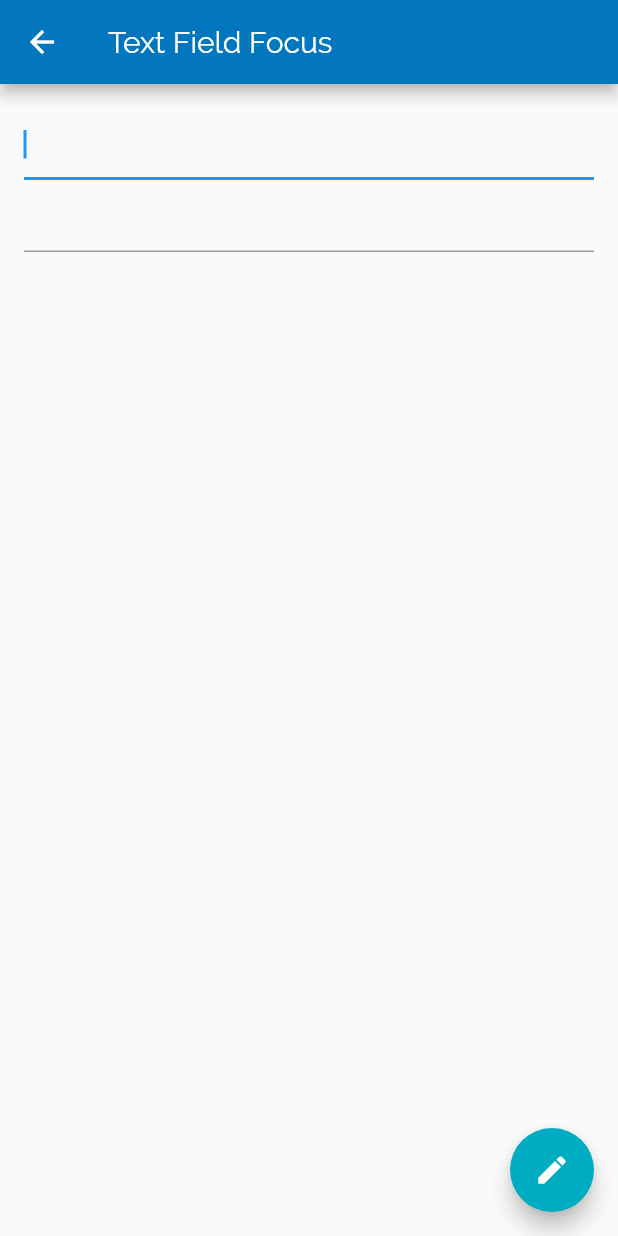
After one commit to MudOnTire/flutter_demos, a Flutter app: the FocusInputApp screen opened by its route, on a phone screen of 412 x 824 dp. The commit adds this screen. Run offline on Flutter 3.47's test engine with Material 2 defaults, Android fonts, the phone set to English and light mode, and no system bars.

Commit message:
add focus text field demo

```diff
--- a/lib/main.dart
+++ b/lib/main.dart
@@ -10,6 +10,7 @@ import 'package:flutter_layout_demo/pages/design/orientation/OrientationBasedApp
 import 'package:flutter_layout_demo/pages/design/snackbar/SnackbarApp.dart';
 import 'package:flutter_layout_demo/pages/design/tabs-app/TabsApp.dart';
 import 'package:flutter_layout_demo/pages/form/Demos.dart';
+import 'package:flutter_layout_demo/pages/form/FocusInput.dart';
 import 'package:flutter_layout_demo/pages/form/FormValidation.dart';
 import 'package:flutter_layout_demo/pages/home.dart';
 import 'package:flutter_layout_demo/pages/layout/layout.dart';
@@ -42,6 +43,7 @@ class MyApp extends StatelessWidget {
           // form
           '/form': (context) => FormDemos(),
           '/form/validation': (context) => FormValidationApp(),
+          '/form/focus-input': (context) => FocusInputApp(),
           // animation
           '/animation': (context) => AnimationDemos(),
           '/animation/page-transition': (context) => RTScreenOne(),
--- a/lib/pages/form/Demos.dart
+++ b/lib/pages/form/Demos.dart
@@ -12,7 +12,13 @@ class FormDemos extends StatelessWidget {
             onTap: () {
               Navigator.pushNamed(context, '/form/validation');
             },
-          )
+          ),
+          ListTile(
+            title: Text('Text field focus'),
+            onTap: () {
+              Navigator.pushNamed(context, '/form/focus-input');
+            },
+          ),
         ],
       ),
     );
--- /dev/null
+++ b/lib/pages/form/FocusInput.dart
@@ -0,0 +1,46 @@
+import 'package:flutter/material.dart';
+
+class FocusInputApp extends StatefulWidget {
+  @override
+  _FocusInputAppState createState() {
+    return _FocusInputAppState();
+  }
+}
+
+class _FocusInputAppState extends State<FocusInputApp> {
+  FocusNode myFocusNode;
+
+  @override
+  void initState() {
+    super.initState();
+    myFocusNode = FocusNode();
+  }
+
+  @override
+  void dispose() {
+    myFocusNode.dispose();
+    super.dispose();
+  }
+
+  @override
+  Widget build(BuildContext context) {
+    return Scaffold(
+      appBar: AppBar(
+        title: Text('Text Field Focus'),
+      ),
+      body: Padding(
+        padding: const EdgeInsets.all(16.0),
+        child: Column(
+          children: <Widget>[
+            TextField(autofocus: true),
+            TextField(focusNode: myFocusNode)
+          ],
+        ),
+      ),
+      floatingActionButton: FloatingActionButton(
+          onPressed: () => FocusScope.of(context).requestFocus(myFocusNode),
+          tooltip: 'Focus Second Text Field',
+          child: Icon(Icons.edit))
+    );
+  }
+}
--- a/lib/pages/form/FormValidation.dart
+++ b/lib/pages/form/FormValidation.dart
@@ -36,6 +36,8 @@ class FormValidationState extends State<FormValidation> {
                   }
                   return null;
                 },
+                decoration: InputDecoration(labelText: 'Enter your username'),
+                autofocus: true,
               ),
               Padding(
                 padding: const EdgeInsets.symmetric(vertical: 16.0),
```
